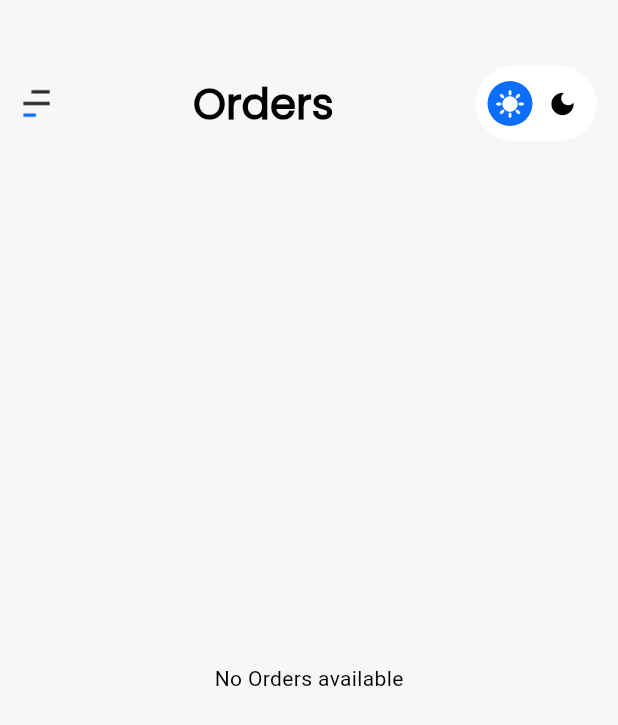
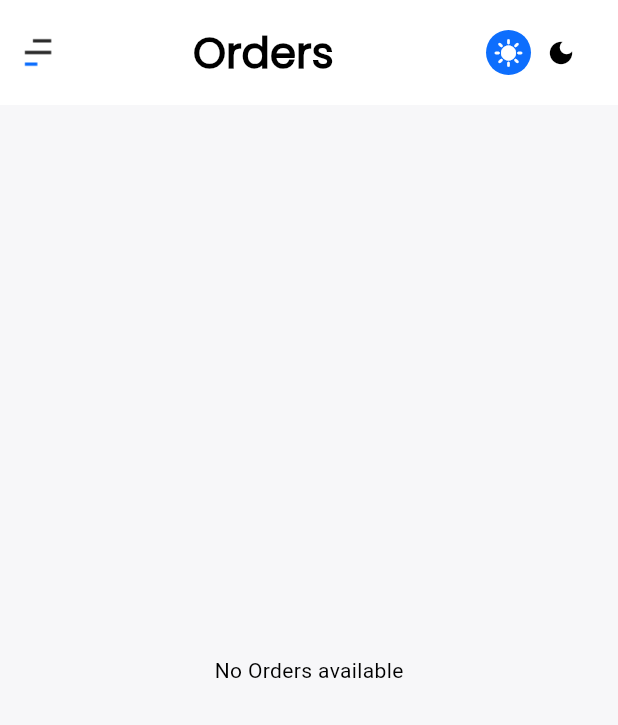
Before and after one commit to KevalAntala003/fiesta, a Flutter app: the AdminHome screen opened by its route, on a phone screen of 412 x 824 dp. Shown: the top 725 px of the screen. Run offline on Flutter 3.47's test engine with Material 3 defaults, Android fonts, the light colour scheme and no system bars; our stand-ins replace cached_network_image, carousel_slider, cloud_firestore, firebase_auth, firebase_core, firebase_messaging and 9 more; missing offline and left inert: razorpay_flutter, shrink_sidemenu; accounts and stored records are empty.

```diff
--- a/lib/screens/admin/admin_home.dart
+++ b/lib/screens/admin/admin_home.dart
@@ -70,17 +70,21 @@ class _AdminHomeState extends State<AdminHome> {
             ));
           }
         },
+        child: SafeArea(
           child: Scaffold(
-          body: Padding(
+            appBar: PreferredSize(
+              preferredSize: Size(double.infinity, 100),
+              child: Container(
+                  color: ColorConst.cardBgColor,
+                  child: Padding(padding: EdgeInsets.symmetric(vertical: 10,horizontal: 15), child: buildAppbar())),
+            ),          body: Padding(
               padding: EdgeInsets.all(VarConst.padding),
               child: Column(
                 children: [
-                CustomSize(
-                  height: VarConst.sizeOnAppBar,
-                ),
-                buildAppbar(),
+
                   Expanded(child: buildBody())
                 ],
+              ),
             ),
           ),
         ),
```
Also changed, not shown: lib/screens/reseller/reseller_screen.dart (+15 -6 lines). Lines whose indentation alone changed are shown as unchanged.
